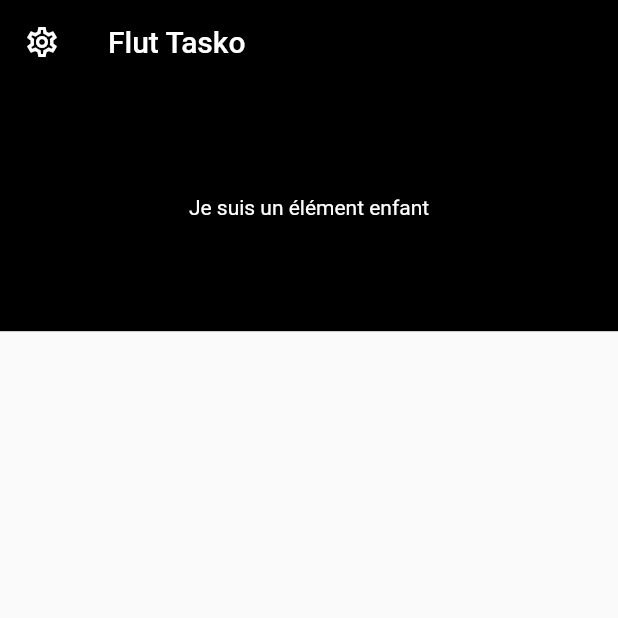
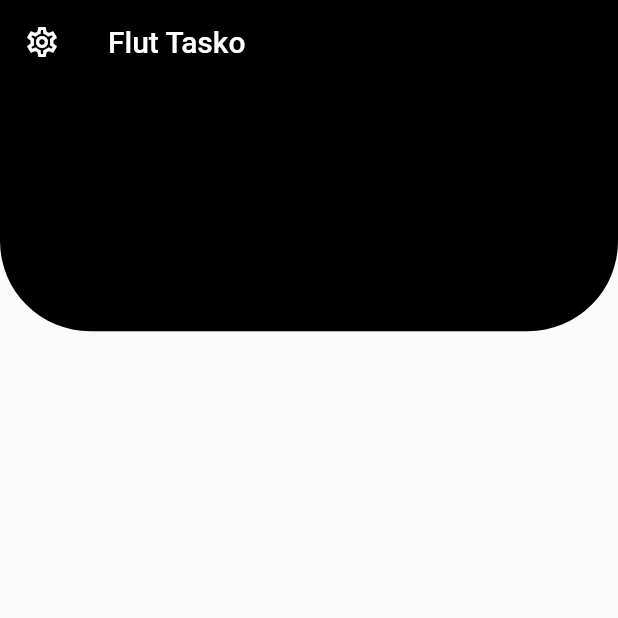
Before and after one commit to 5CYTH3/tasko_rem, a Flutter app: the screen it shows after launch, on a phone screen of 412 x 824 dp, the top half of it. Run offline on Flutter 3.47's test engine with Material 2 defaults, Android fonts, the phone set to English and light mode, and no system bars.

Commit message:
Added a border radius on the bottom of the body. Will check what is exactly <Widget>[]

```diff
--- a/lib/components/Body.dart
+++ b/lib/components/Body.dart
@@ -8,11 +8,20 @@ class Body extends StatelessWidget {
 			children: <Widget>[
 				Container(
 					height: size.height * 0.2,
-					color: Colors.black,
-					child: Center(
-						child: Text("Je suis un élément enfant", style: TextStyle(color: Colors.white))
-					)
-				)
+					child: Stack(
+						children: <Widget>[
+							Container(
+							decoration: BoxDecoration(
+								color: Colors.black,
+									borderRadius: BorderRadius.only(
+										bottomLeft: Radius.circular(60),
+										bottomRight: Radius.circular(60),
+									)
+								)
+							)
+						]
+					),
+				),
 			],
 		);
 	}
```
